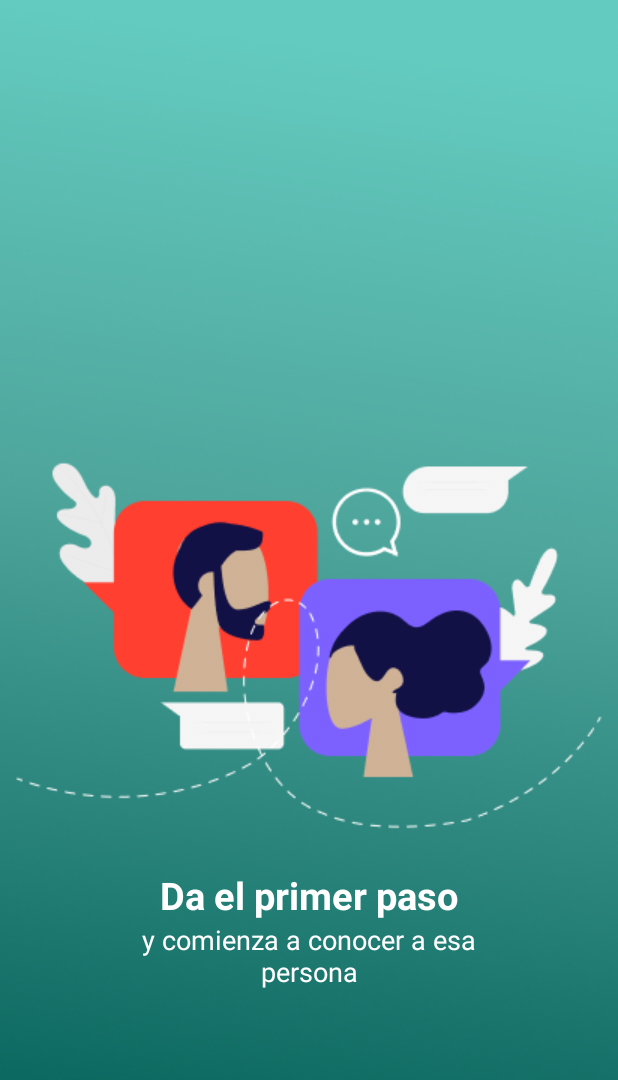
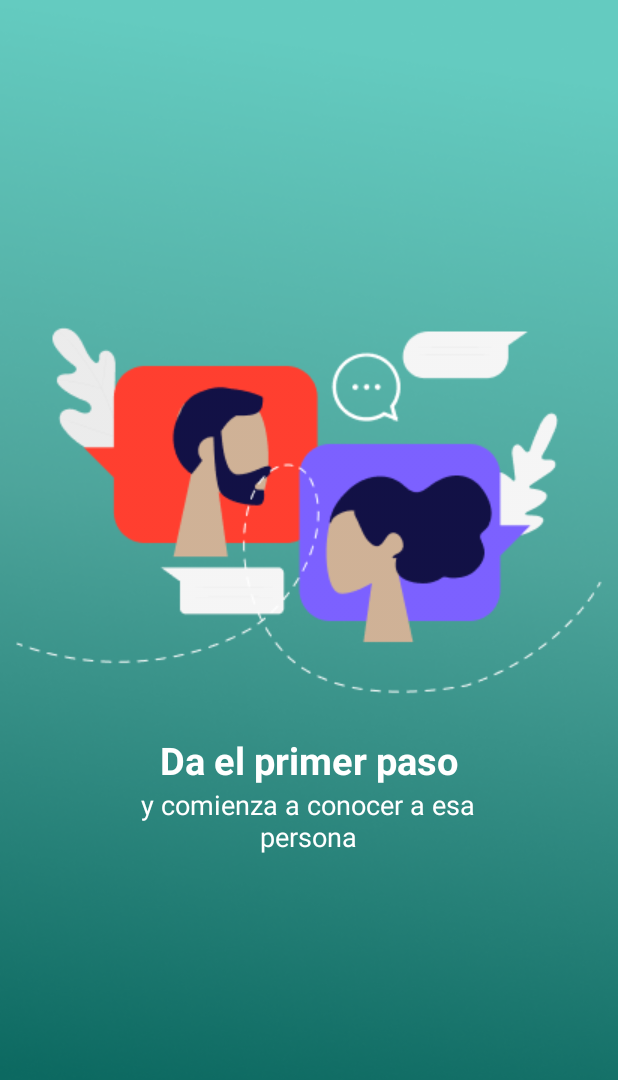
Before and after one commit to cristdulcey/roush_android, an Android app: the fragment Onboarding3 shown on its own in the app's theme, on a phone screen of 412 x 824 dp. Shown: the top 1080 px of the screen. Run offline under Robolectric (Android 15) with nearby library versions, the phone set to English and light mode, and no system bars.

Commit message:
Correcciones Wizards

```diff
--- a/app/src/main/res/layout/fragment_onboarding3.xml
+++ b/app/src/main/res/layout/fragment_onboarding3.xml
@@ -1,5 +1,5 @@
 <?xml version="1.0" encoding="utf-8"?>
-<androidx.constraintlayout.widget.ConstraintLayout xmlns:android="http://schemas.android.com/apk/res/android"
+<LinearLayout xmlns:android="http://schemas.android.com/apk/res/android"
     xmlns:app="http://schemas.android.com/apk/res-auto"
     xmlns:tools="http://schemas.android.com/tools"
     android:layout_width="match_parent"
@@ -8,16 +8,17 @@
     android:orientation="vertical"
     android:background="@drawable/background_color_app">
 
+    <LinearLayout
+        android:layout_width="match_parent"
+        android:layout_height="match_parent"
+        android:orientation="vertical">
+
         <ImageView
             android:id="@+id/onboarding_3"
             android:layout_width="match_parent"
             android:layout_height="wrap_content"
-        android:layout_marginTop="240dp"
-        android:src="@drawable/image_onboarding3"
-        app:layout_constraintBottom_toBottomOf="@id/title3"
-        app:layout_constraintEnd_toEndOf="parent"
-        app:layout_constraintStart_toStartOf="parent"
-        app:layout_constraintTop_toTopOf="parent" />
+            android:layout_marginTop="210dp"
+            android:src="@drawable/image_onboarding3"/>
 
         <TextView
             android:id="@+id/title3"
@@ -28,22 +29,19 @@
             android:text="@string/Title_onboarding3"
             android:textColor="@color/white"
             android:textSize="25sp"
-        android:textStyle="bold"
-        app:layout_constraintEnd_toEndOf="parent"
-        app:layout_constraintStart_toStartOf="parent"
-        app:layout_constraintTop_toBottomOf="@+id/onboarding_3"/>
+            android:textStyle="bold" />
 
         <TextView
             android:id="@+id/txt3"
             android:layout_width="270dp"
             android:layout_height="wrap_content"
             android:gravity="center"
+            android:layout_gravity="center"
             android:text="@string/Txt_onboarding3"
             android:textColor="@color/white"
-        android:textSize="18sp"
-        app:layout_constraintTop_toBottomOf="@id/title3"
-        app:layout_constraintEnd_toEndOf="parent"
-        app:layout_constraintStart_toStartOf="parent"/>
+            android:textSize="18sp"/>
+
+    </LinearLayout>
 
 
-</androidx.constraintlayout.widget.ConstraintLayout>
+</LinearLayout>
```
Also changed, not shown: app/src/main/res/layout/fragment_onboarding2.xml (+5 -15 lines). Lines whose indentation alone changed are shown as unchanged.
